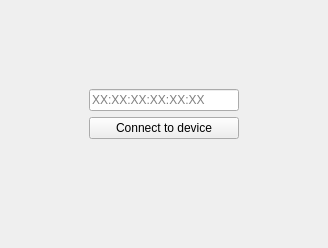
Qt form src/bluetoothselectwindow.ui (MivojBlazek/PixelBluetoothCanvas) before a commit.
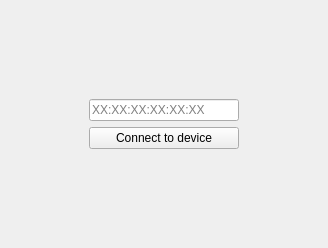
The same form after that commit.

Diff of the .ui file:
```diff
--- a/src/bluetoothselectwindow.ui
+++ b/src/bluetoothselectwindow.ui
@@ -86,13 +86,6 @@
        </property>
       </widget>
      </item>
-     <item>
-      <widget class="QLabel" name="ErrorLabel">
-       <property name="text">
-        <string/>
-       </property>
-      </widget>
-     </item>
      <item>
       <spacer name="verticalSpacer_2">
        <property name="orientation">
```
